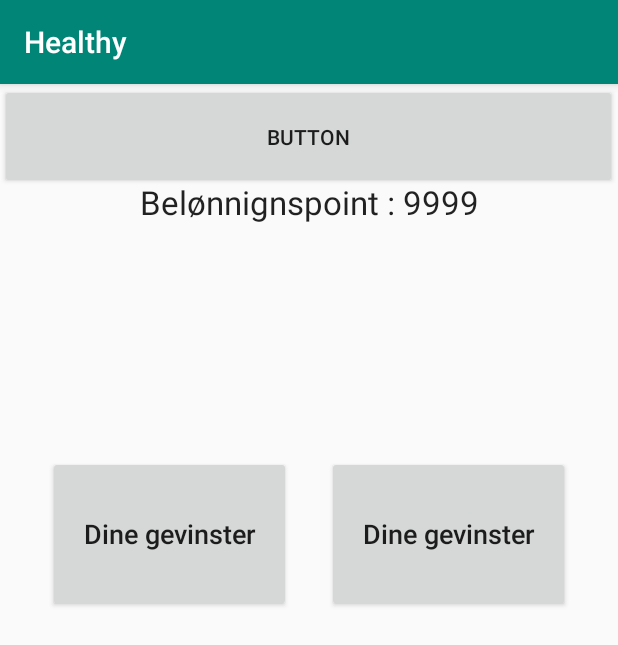
After one commit to magnusbrok/Healthy, an Android app: the RewardPage screen opened directly, with no data from a screen before it, on a phone screen of 412 x 824 dp. The commit adds this screen. Shown: the top 645 px of the screen. Run offline under Robolectric (Android 15) with nearby library versions, the phone set to English and light mode, and no system bars.

Commit message:
started on rewardpage

```diff
--- a/app/src/main/AndroidManifest.xml
+++ b/app/src/main/AndroidManifest.xml
@@ -1,5 +1,6 @@
 <?xml version="1.0" encoding="utf-8"?>
 <manifest xmlns:android="http://schemas.android.com/apk/res/android"
+    xmlns:tools="http://schemas.android.com/tools"
     package="com.example.healthy">
 
     <application
@@ -8,10 +9,19 @@
         android:label="@string/app_name"
         android:roundIcon="@mipmap/ic_launcher_round"
         android:supportsRtl="true"
-        android:theme="@style/AppTheme">
-        <activity android:name=".ActivityPage"></activity>
+        android:theme="@style/AppTheme"
+        tools:ignore="GoogleAppIndexingWarning">
+        <activity android:name=".RewardPage">
+            <intent-filter>
+                <action android:name="android.intent.action.MAIN" />
+
+                <category android:name="android.intent.category.LAUNCHER" />
+            </intent-filter>
+        </activity>
+        <activity android:name=".ActivityPage" />
         <activity android:name=".SocialPage" />
         <activity android:name=".NutritionPage" />
+
         <activity android:name=".MainActivity">
             <intent-filter>
                 <action android:name="android.intent.action.MAIN" />
--- /dev/null
+++ b/app/src/main/java/com/example/healthy/RewardPage.java
@@ -0,0 +1,14 @@
+package com.example.healthy;
+
+import androidx.appcompat.app.AppCompatActivity;
+
+import android.os.Bundle;
+
+public class RewardPage extends AppCompatActivity {
+
+    @Override
+    protected void onCreate(Bundle savedInstanceState) {
+        super.onCreate(savedInstanceState);
+        setContentView(R.layout.activity_reward_page);
+    }
+}
--- /dev/null
+++ b/app/src/main/res/layout/activity_reward_page.xml
@@ -0,0 +1,57 @@
+<?xml version="1.0" encoding="utf-8"?>
+<androidx.constraintlayout.widget.ConstraintLayout xmlns:android="http://schemas.android.com/apk/res/android"
+    xmlns:app="http://schemas.android.com/apk/res-auto"
+    xmlns:tools="http://schemas.android.com/tools"
+    android:layout_width="match_parent"
+    android:layout_height="match_parent"
+    tools:context=".RewardPage">
+
+    <Button
+        android:id="@+id/showRewardButton"
+        android:layout_width="162dp"
+        android:layout_height="104dp"
+        android:layout_marginTop="248dp"
+        android:layout_marginEnd="32dp"
+        android:layout_marginRight="32dp"
+        android:text="@string/yourRewards"
+        android:textAllCaps="false"
+        android:textSize="18sp"
+        app:layout_constraintEnd_toEndOf="parent"
+        app:layout_constraintTop_toTopOf="parent"
+        tools:text="Dine gevinster" />
+
+    <TextView
+        android:id="@+id/rewardPoints"
+        android:layout_width="wrap_content"
+        android:layout_height="wrap_content"
+        android:layout_marginTop="64dp"
+        android:text="@string/rewardPoints"
+        android:textAppearance="@style/TextAppearance.AppCompat.Large"
+        app:layout_constraintEnd_toEndOf="parent"
+        app:layout_constraintStart_toStartOf="parent"
+        app:layout_constraintTop_toTopOf="parent" />
+
+    <Button
+        android:id="@+id/buyRewardButton"
+        android:layout_width="162dp"
+        android:layout_height="104dp"
+        android:layout_marginStart="32dp"
+        android:layout_marginLeft="32dp"
+        android:layout_marginTop="248dp"
+        android:text="@string/yourRewards"
+        android:textAllCaps="false"
+        android:textSize="18sp"
+        app:layout_constraintStart_toStartOf="parent"
+        app:layout_constraintTop_toTopOf="parent"
+        tools:text="Køb skrabelod" />
+
+    <Button
+        android:id="@+id/button2"
+        android:layout_width="411dp"
+        android:layout_height="70dp"
+        android:text="Button"
+        app:layout_constraintEnd_toEndOf="parent"
+        app:layout_constraintHorizontal_bias="0.0"
+        app:layout_constraintStart_toStartOf="parent"
+        tools:layout_editor_absoluteY="657dp" />
+</androidx.constraintlayout.widget.ConstraintLayout>
--- a/app/src/main/res/values/strings.xml
+++ b/app/src/main/res/values/strings.xml
@@ -1,3 +1,6 @@
 <resources>
     <string name="app_name">Healthy</string>
+    <string name="rewardPoints">Belønnignspoint : 9999</string>
+    <string name="yourRewards">Dine gevinster</string>
+    <string name="buyReward">Køb skrabelod</string>
 </resources>
```
